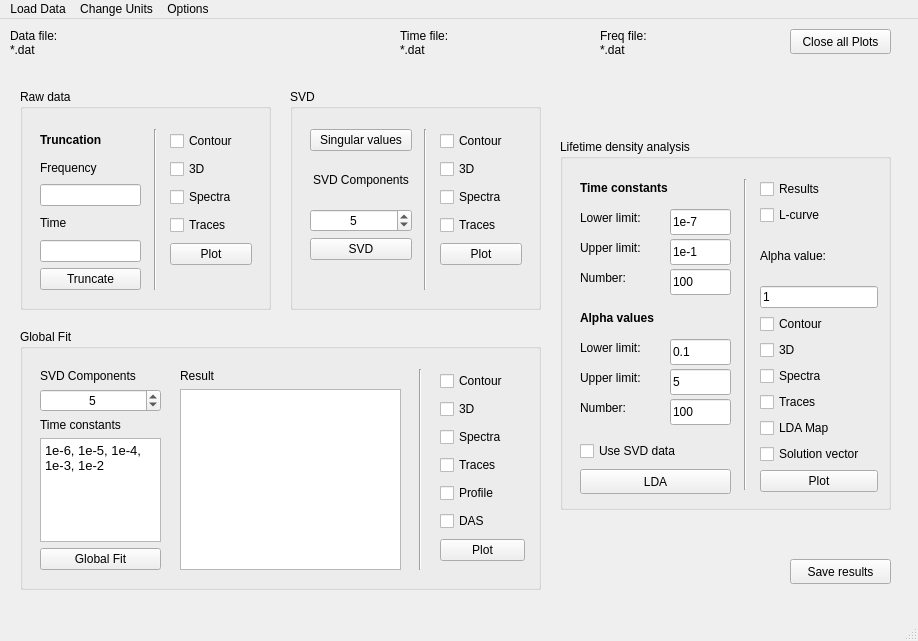
Above: gui/interface.ui from deef128/trtoolbox before the change. Below: the same form after it.
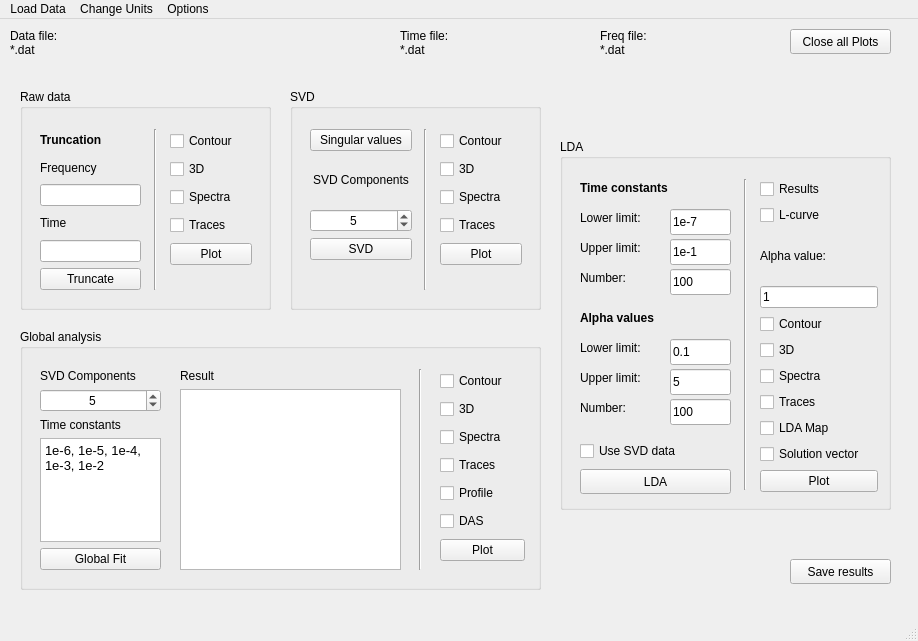
That is the form after the change.

Diff of the .ui file:
```diff
--- a/gui/interface.ui
+++ b/gui/interface.ui
@@ -380,7 +380,7 @@
      </rect>
     </property>
     <property name="title">
-     <string>Global Fit</string>
+     <string>Global analysis</string>
     </property>
     <widget class="QWidget" name="verticalLayoutWidget_6">
      <property name="geometry">
@@ -564,7 +564,7 @@
      </font>
     </property>
     <property name="title">
-     <string>Lifetime density analysis</string>
+     <string>LDA</string>
     </property>
     <widget class="QLabel" name="label_9">
      <property name="geometry">
```
Left out of the diff: 2 changed lines with no effect on the pictures.
